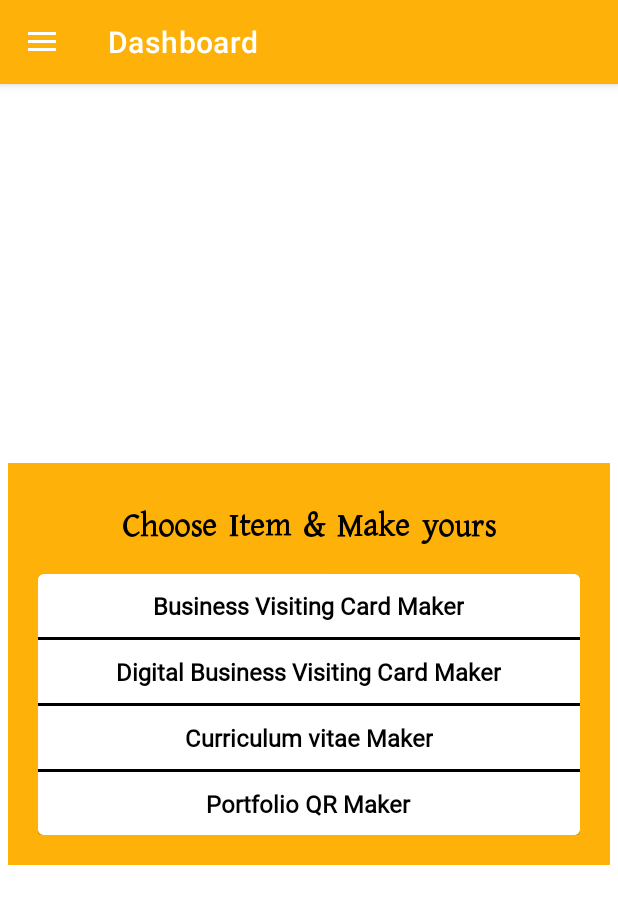
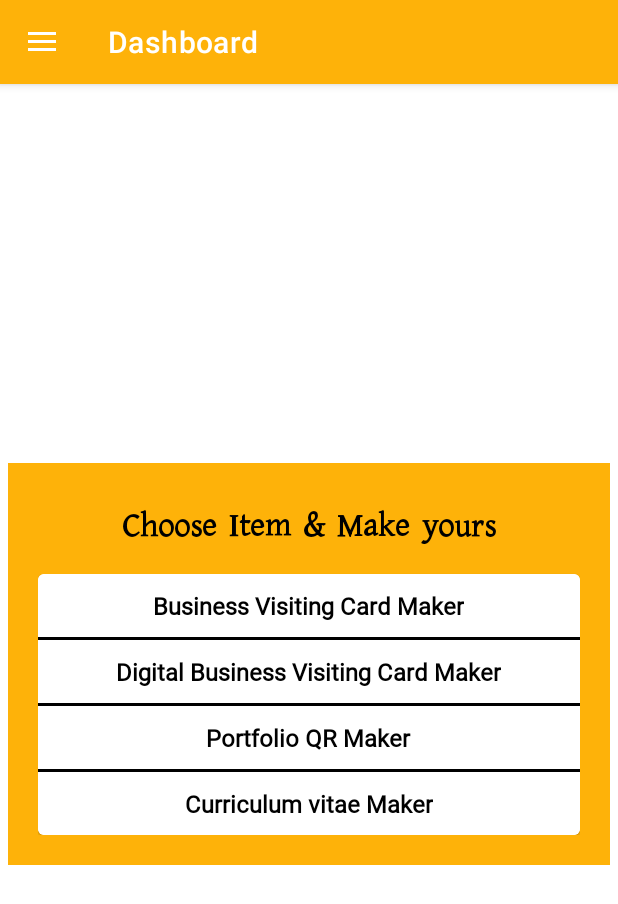
Before and after one commit to zobayerdev/Business_Card_Maker, an Android app: the MainActivity screen opened directly, with no data from a screen before it, on a phone screen of 412 x 824 dp. Shown: the top 904 px of the screen. Run offline under Robolectric (Android 15) with nearby library versions, the phone set to English and light mode, and no system bars; our stand-ins replace Firebase (no records; nobody signed in at launch, a user with empty details on screens opened directly).

Commit message:
some activity making -nayem

```diff
--- a/app/src/main/AndroidManifest.xml
+++ b/app/src/main/AndroidManifest.xml
@@ -17,6 +17,9 @@
         android:theme="@style/Theme.CVMaker"
         android:usesCleartextTraffic="true"
         tools:targetApi="31">
+        <activity
+            android:name=".DigitalVisitingCardActivity"
+            android:exported="false" />
         <activity
             android:name=".MakeVisitingCardActivity"
             android:exported="false" />
--- a/app/src/main/java/com/trodev/visitingcardmaker/MainActivity.java
+++ b/app/src/main/java/com/trodev/visitingcardmaker/MainActivity.java
@@ -52,13 +52,11 @@ import com.google.firebase.auth.FirebaseAuth;
 import java.util.Objects;
 
 public class MainActivity extends AppCompatActivity {
-
     private DrawerLayout drawerLayout;
     private ActionBarDrawerToggle toggle;
     private NavigationView navigationView;
     private long pressedTime;
-
-    private TextView bvcmTv ;
+    private TextView bvcmTv, portfolioTv, digitalTv, cvTv;
     private static final String TAG = "SAVE_BITMAP";
 
     @SuppressLint("MissingInflatedId")
@@ -67,30 +65,58 @@ public class MainActivity extends AppCompatActivity {
         super.onCreate(savedInstanceState);
         setContentView(R.layout.activity_main);
 
+        // actionbar title setting
+        getSupportActionBar().setTitle("Dashboard");
+        getSupportActionBar().setDisplayShowHomeEnabled(true);
+
         bvcmTv = findViewById(R.id.bvcmTv);
+        portfolioTv = findViewById(R.id.portfolioTv);
+        digitalTv = findViewById(R.id.digitalTv);
+        cvTv = findViewById(R.id.cvTv);
 
         bvcmTv.setOnClickListener(new View.OnClickListener() {
             @Override
             public void onClick(View v) {
                 startActivity(new Intent(MainActivity.this, MakeVisitingCardActivity.class));
+                Toast.makeText(MainActivity.this, "Business Visiting Card Maker", Toast.LENGTH_SHORT).show();
             }
         });
 
+        portfolioTv.setOnClickListener(new View.OnClickListener() {
+            @Override
+            public void onClick(View v) {
+                startActivity(new Intent(MainActivity.this, DigitalVisitingCardActivity.class));
+                Toast.makeText(MainActivity.this, "Portfolio QR Maker", Toast.LENGTH_SHORT).show();
+            }
+        });
 
-        getSupportActionBar().setTitle("Dashboard");
-        getSupportActionBar().setDisplayShowHomeEnabled(true);
+        digitalTv.setOnClickListener(new View.OnClickListener() {
+            @Override
+            public void onClick(View v) {
+                startActivity(new Intent(MainActivity.this, DigitalVisitingCardActivity.class));
+                Toast.makeText(MainActivity.this, "Digital Visiting Card Maker", Toast.LENGTH_SHORT).show();
+            }
+        });
 
+        cvTv.setOnClickListener(new View.OnClickListener() {
+            @Override
+            public void onClick(View v) {
+                Toast.makeText(MainActivity.this, "Coming soon....!", Toast.LENGTH_SHORT).show();
+            }
+        });
+
+        // init all id from xml
         drawerLayout = findViewById(R.id.drawerlayout);
         navigationView = findViewById(R.id.navigation_view);
 
-        // #######################
+        // #################################################################
         // Drawer Layout implement
         toggle = new ActionBarDrawerToggle(this, drawerLayout, R.string.start, R.string.close);
         drawerLayout.addDrawerListener(toggle);
         toggle.syncState();
 
         // #################################################################
-        // eikhane eituku hocche amader navigation layout er kaj korar jonno.
+        //  navigation menu working directory
         navigationView.setNavigationItemSelectedListener(this::onOptionsItemSelected);
         Objects.requireNonNull(getSupportActionBar()).setDisplayHomeAsUpEnabled(true);
 
--- a/app/src/main/res/layout/activity_login.xml
+++ b/app/src/main/res/layout/activity_login.xml
@@ -137,7 +137,6 @@
                     android:layout_marginTop="30dp"
                     android:src="@drawable/yellow_linkedin" />
 
-
                 <LinearLayout
                     android:layout_width="wrap_content"
                     android:layout_height="wrap_content"
@@ -164,7 +163,6 @@
                         android:layout_width="19.7dp"
                         android:layout_height="16.3dp"
                         android:src="@drawable/black_arrow" />
-
 
                 </LinearLayout>
 
--- a/app/src/main/res/layout/activity_main.xml
+++ b/app/src/main/res/layout/activity_main.xml
@@ -67,8 +67,8 @@
                             android:layout_height="2dp"
                             android:background="@color/black" />
 
-
                         <TextView
+                            android:id="@+id/digitalTv"
                             android:layout_width="wrap_content"
                             android:layout_height="wrap_content"
                             android:layout_gravity="center"
@@ -86,8 +86,27 @@
                             android:layout_height="2dp"
                             android:background="@color/black" />
 
+                        <TextView
+                            android:id="@+id/portfolioTv"
+                            android:layout_width="wrap_content"
+                            android:layout_height="wrap_content"
+                            android:layout_gravity="center"
+                            android:layout_margin="8dp"
+                            android:layout_marginTop="@dimen/text_margin"
+                            android:fontFamily="@font/sf_ns_text"
+                            android:padding="2dp"
+                            android:text="Portfolio QR Maker"
+                            android:textColor="@color/black"
+                            android:textSize="@dimen/text_size1"
+                            android:textStyle="bold" />
+
+                        <View
+                            android:layout_width="match_parent"
+                            android:layout_height="2dp"
+                            android:background="@color/black" />
 
                         <TextView
+                            android:id="@+id/cvTv"
                             android:layout_width="wrap_content"
                             android:layout_height="wrap_content"
                             android:layout_gravity="center"
@@ -100,42 +119,6 @@
                             android:textSize="@dimen/text_size1"
                             android:textStyle="bold" />
 
-                        <View
-                            android:layout_width="match_parent"
-                            android:layout_height="2dp"
-                            android:background="@color/black" />
-
-                        <TextView
-                            android:layout_width="wrap_content"
-                            android:layout_height="wrap_content"
-                            android:layout_gravity="center"
-                            android:layout_margin="8dp"
-                            android:layout_marginTop="@dimen/text_margin"
-                            android:fontFamily="@font/sf_ns_text"
-                            android:padding="2dp"
-                            android:text="Portfolio QR Maker"
-                            android:textColor="@color/black"
-                            android:textSize="@dimen/text_size1"
-                            android:textStyle="bold" />
-
-                        <!--                        <View
-                                                    android:layout_width="match_parent"
-                                                    android:layout_height="2dp"
-                                                    android:background="@color/black" />
-
-                                                <TextView
-                                                    android:layout_width="wrap_content"
-                                                    android:layout_height="wrap_content"
-                                                    android:layout_gravity="center"
-                                                    android:layout_margin="8dp"
-                                                    android:layout_marginTop="@dimen/text_margin"
-                                                    android:fontFamily="@font/sf_ns_text"
-                                                    android:padding="2dp"
-                                                    android:text="UI/UX Design"
-                                                    android:textColor="@color/black"
-                                                    android:textSize="@dimen/text_size1"
-                                                    android:textStyle="bold" />-->
-
                     </LinearLayout>
 
                 </com.google.android.material.card.MaterialCardView>
@@ -143,7 +126,6 @@
             </LinearLayout>
 
         </LinearLayout>
-
 
     </LinearLayout>
 
```
Also changed, not shown: app/src/main/java/com/trodev/visitingcardmaker/DigitalVisitingCardActivity.java (added, +14 -0 lines), app/src/main/res/layout/activity_digital_visiting_card.xml (added, +9 -0 lines), app/src/main/res/layout/activity_signup.xml (+7 -13 lines).
